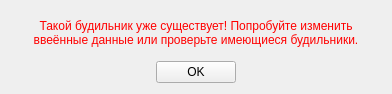
Old version of the form Ui/AlarmClockExistsUi.ui in the repository m-i-h-v/QT-Project.
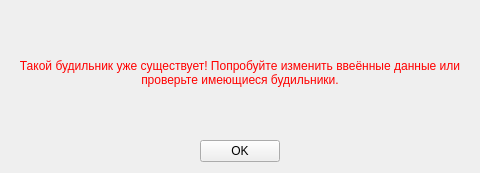
New version of the form.

Commit message: I am groot

```diff
--- a/Ui/AlarmClockExistsUi.ui
+++ b/Ui/AlarmClockExistsUi.ui
@@ -6,8 +6,8 @@
    <rect>
     <x>0</x>
     <y>0</y>
-    <width>392</width>
-    <height>94</height>
+    <width>480</width>
+    <height>173</height>
    </rect>
   </property>
   <property name="windowTitle">
```
The commit also changes 1 other file.
